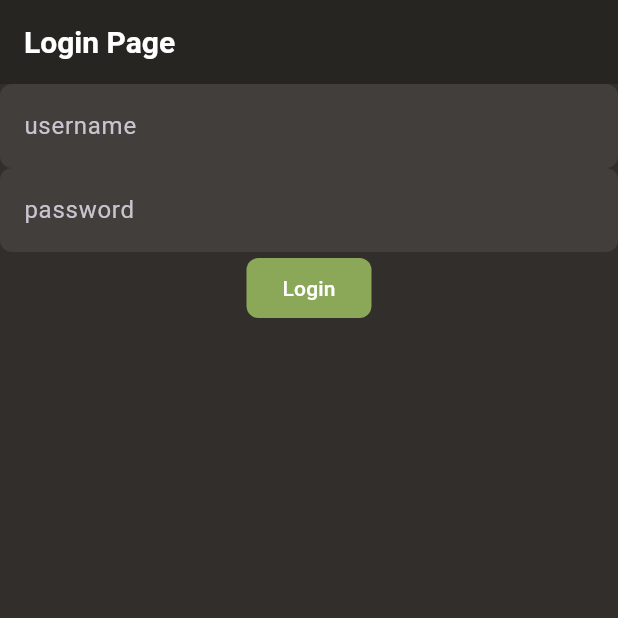
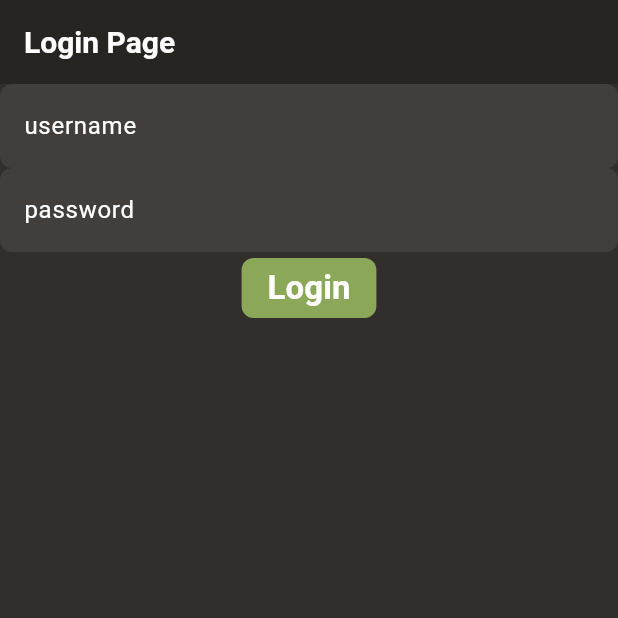
Before and after one commit to MeowKyWay/GoGoGame, a Flutter app: the screen it shows after launch, on a phone screen of 412 x 824 dp, the top half of it. Run offline on Flutter 3.47's test engine with Material 3 defaults, Android fonts, the phone set to English and light mode, and no system bars; our stand-ins replace flutter_riverpod, flutter_secure_storage; missing offline and left inert: dart_jsonwebtoken.

Commit message:
Update app_theme.dart

```diff
--- a/frontend/lib/core/themes/app_theme.dart
+++ b/frontend/lib/core/themes/app_theme.dart
@@ -35,11 +35,12 @@ class AppTheme {
           shape: WidgetStateProperty.all(
             RoundedRectangleBorder(borderRadius: BorderRadius.circular(8)),
           ),
-          foregroundColor: WidgetStateProperty.all(colorScheme.onSecondary),
+          foregroundColor: WidgetStateProperty.all(colorScheme.onPrimary),
         ),
       ),
       textButtonTheme: TextButtonThemeData(
         style: ButtonStyle(
+          textStyle: WidgetStateProperty.all(textTheme.labelSmall),
           foregroundColor: WidgetStateProperty.all(colorScheme.onPrimary),
           backgroundColor: WidgetStateProperty.all(Colors.transparent),
           splashFactory: NoSplash.splashFactory,
@@ -69,6 +70,13 @@ class AppTheme {
         hintStyle: TextStyle(color: colorScheme.onTertiary),
         prefixIconColor: colorScheme.onTertiary,
       ),
+      colorScheme: colorScheme,
+      textTheme: textTheme,
     );
   }
+
+  static TextTheme textTheme = TextTheme(
+    labelLarge: TextStyle(fontSize: 22, fontWeight: FontWeight.w700),
+    labelSmall: TextStyle(fontSize: 14, fontWeight: FontWeight.w400),
+  );
 }
```
